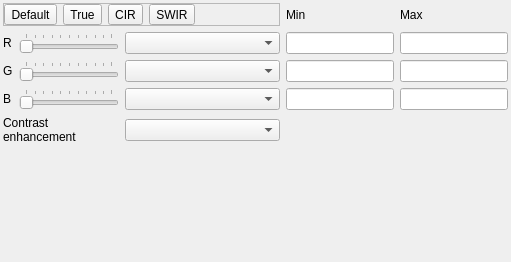
Above: enmapbox/gui/ui/multibandcolorrendererwidgetbase.ui from jakimowb/enmapbox_testmigration2 before the change. Below: the same form after it.
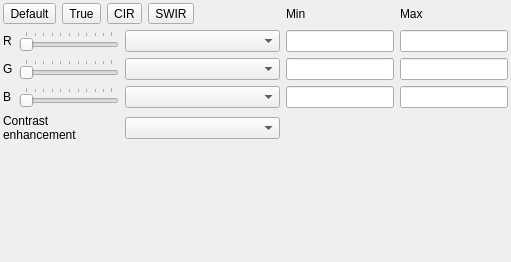
That is the form after the change.

The edit to the form file:
```diff
--- a/enmapbox/gui/ui/multibandcolorrendererwidgetbase.ui
+++ b/enmapbox/gui/ui/multibandcolorrendererwidgetbase.ui
@@ -207,7 +207,7 @@
      <item row="0" column="0" colspan="3">
       <widget class="QFrame" name="btnBar">
        <property name="frameShape">
-        <enum>QFrame::StyledPanel</enum>
+        <enum>QFrame::NoFrame</enum>
        </property>
        <property name="frameShadow">
         <enum>QFrame::Raised</enum>
```
